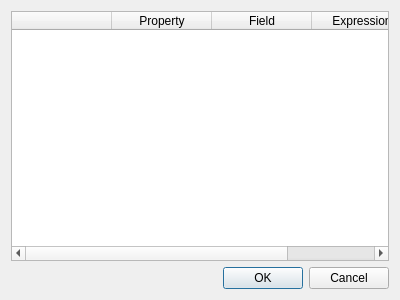
Old version of the form src/ui/qgsdatadefinedsymboldialogbase.ui in the repository carsmie/QGIS.
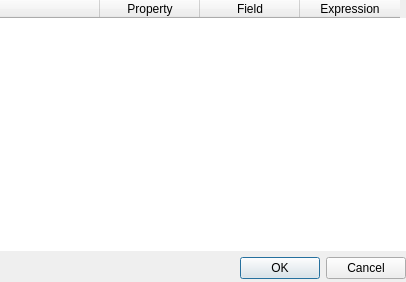
New version of the form.

Commit message:
Data defined symbol UI clean up
	- Reduce margins
	- Remove cell selection
	- Adjust first column width

```diff
--- a/src/ui/qgsdatadefinedsymboldialogbase.ui
+++ b/src/ui/qgsdatadefinedsymboldialogbase.ui
@@ -6,14 +6,26 @@
    <rect>
     <x>0</x>
     <y>0</y>
-    <width>400</width>
-    <height>300</height>
+    <width>406</width>
+    <height>282</height>
    </rect>
   </property>
   <property name="windowTitle">
    <string>Data defined properties</string>
   </property>
   <layout class="QGridLayout" name="gridLayout">
+   <property name="leftMargin">
+    <number>0</number>
+   </property>
+   <property name="topMargin">
+    <number>0</number>
+   </property>
+   <property name="rightMargin">
+    <number>0</number>
+   </property>
+   <property name="bottomMargin">
+    <number>3</number>
+   </property>
    <item row="1" column="0">
     <widget class="QDialogButtonBox" name="mButtonBox">
      <property name="orientation">
@@ -26,6 +38,35 @@
    </item>
    <item row="0" column="0">
     <widget class="QTableWidget" name="mTableWidget">
+     <property name="frameShape">
+      <enum>QFrame::NoFrame</enum>
+     </property>
+     <property name="selectionMode">
+      <enum>QAbstractItemView::NoSelection</enum>
+     </property>
+     <property name="showGrid">
+      <bool>false</bool>
+     </property>
+     <property name="gridStyle">
+      <enum>Qt::NoPen</enum>
+     </property>
+     <attribute name="horizontalHeaderVisible">
+      <bool>true</bool>
+     </attribute>
+     <attribute name="horizontalHeaderHighlightSections">
+      <bool>false</bool>
+     </attribute>
+     <attribute name="verticalHeaderVisible">
+      <bool>false</bool>
+     </attribute>
+     <attribute name="verticalHeaderHighlightSections">
+      <bool>false</bool>
+     </attribute>
+     <row>
+      <property name="text">
+       <string>New Row</string>
+      </property>
+     </row>
      <column>
       <property name="text">
        <string/>
```
The commit also changes 1 other file.
